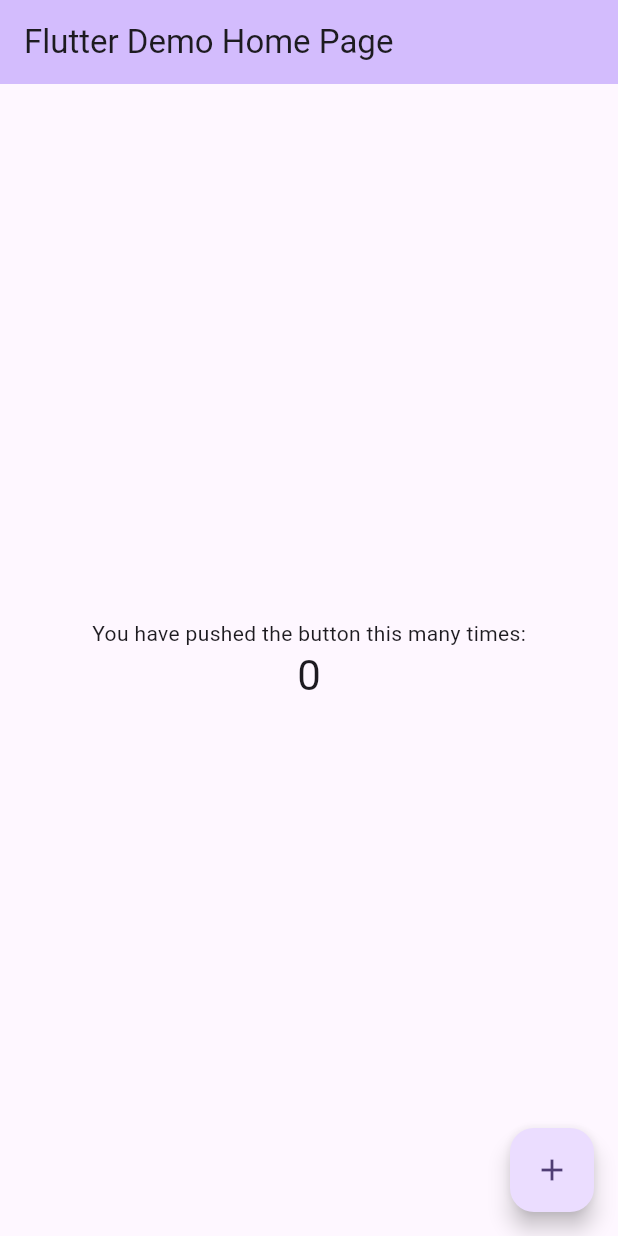
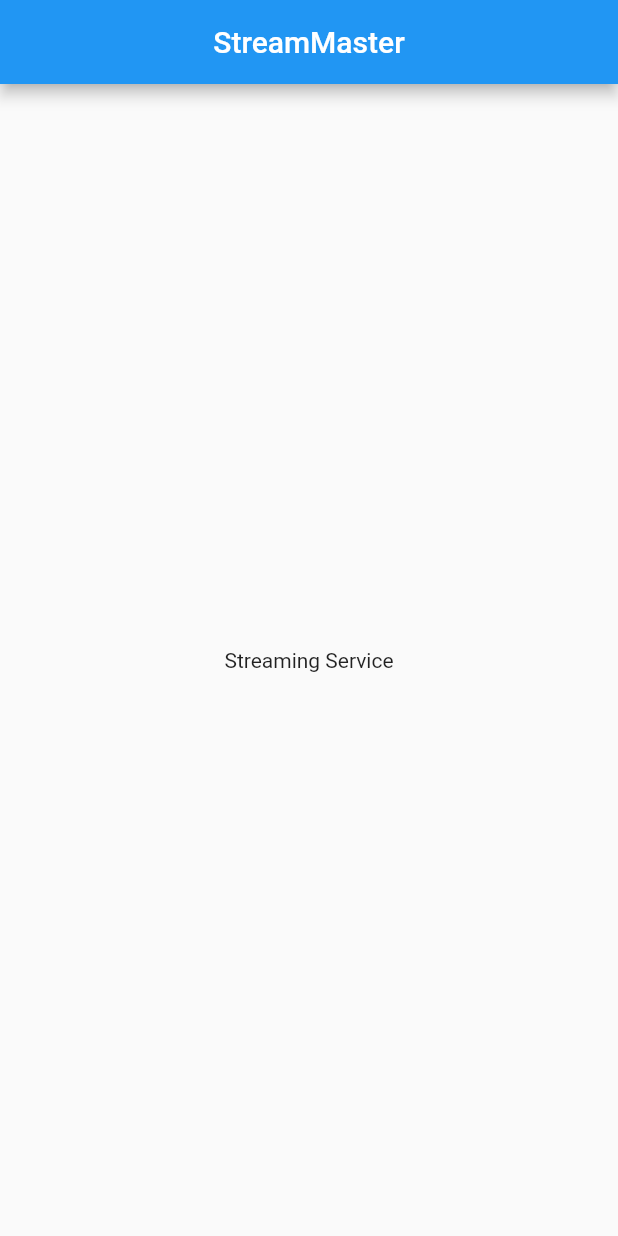
Before and after one commit to adelaykay/techwiz3-androidx, a Flutter app: the screen it shows after launch, on a phone screen of 412 x 824 dp. Run offline on Flutter 3.47's test engine with Material 2 defaults, Android fonts, the phone set to English and light mode, and no system bars; our stand-ins replace firebase_core; accounts and stored records are empty; generated files the repository leaves out were written again.

Commit message:
Setup home

```diff
--- a/the_app/lib/main.dart
+++ b/the_app/lib/main.dart
@@ -11,121 +11,34 @@
 }
 
 class MyApp extends StatelessWidget {
-  const MyApp({super.key});
+  const MyApp({Key? key}) : super(key: key);
 
-  // This widget is the root of your application.
   @override
   Widget build(BuildContext context) {
     return MaterialApp(
-      title: 'Flutter Demo',
-      theme: ThemeData(
-        // This is the theme of your application.
-        //
-        // TRY THIS: Try running your application with "flutter run". You'll see
-        // the application has a blue toolbar. Then, without quitting the app,
-        // try changing the seedColor in the colorScheme below to Colors.green
-        // and then invoke "hot reload" (save your changes or press the "hot
-        // reload" button in a Flutter-supported IDE, or press "r" if you used
-        // the command line to start the app).
-        //
-        // Notice that the counter didn't reset back to zero; the application
-        // state is not lost during the reload. To reset the state, use hot
-        // restart instead.
-        //
-        // This works for code too, not just values: Most code changes can be
-        // tested with just a hot reload.
-        colorScheme: ColorScheme.fromSeed(seedColor: Colors.deepPurple),
-        useMaterial3: true,
-      ),
-      home: const MyHomePage(title: 'Flutter Demo Home Page'),
+      home: Home()
     );
   }
 }
 
-class MyHomePage extends StatefulWidget {
-  const MyHomePage({super.key, required this.title});
-
-  // This widget is the home page of your application. It is stateful, meaning
-  // that it has a State object (defined below) that contains fields that affect
-  // how it looks.
-
-  // This class is the configuration for the state. It holds the values (in this
-  // case the title) provided by the parent (in this case the App widget) and
-  // used by the build method of the State. Fields in a Widget subclass are
-  // always marked "final".
-
-  final String title;
+class Home extends StatefulWidget {
+  const Home({Key? key}) : super(key: key);
 
   @override
-  State<MyHomePage> createState() => _MyHomePageState();
+  State<Home> createState() => _HomeState();
 }
 
-class _MyHomePageState extends State<MyHomePage> {
-  int _counter = 0;
-
-  void _incrementCounter() {
-    setState(() {
-      // This call to setState tells the Flutter framework that something has
-      // changed in this State, which causes it to rerun the build method below
-      // so that the display can reflect the updated values. If we changed
-      // _counter without calling setState(), then the build method would not be
-      // called again, and so nothing would appear to happen.
-      _counter++;
-    });
-  }
-
+class _HomeState extends State<Home> {
   @override
   Widget build(BuildContext context) {
-    // This method is rerun every time setState is called, for instance as done
-    // by the _incrementCounter method above.
-    //
-    // The Flutter framework has been optimized to make rerunning build methods
-    // fast, so that you can just rebuild anything that needs updating rather
-    // than having to individually change instances of widgets.
     return Scaffold(
       appBar: AppBar(
-        // TRY THIS: Try changing the color here to a specific color (to
-        // Colors.amber, perhaps?) and trigger a hot reload to see the AppBar
-        // change color while the other colors stay the same.
-        backgroundColor: Theme.of(context).colorScheme.inversePrimary,
-        // Here we take the value from the MyHomePage object that was created by
-        // the App.build method, and use it to set our appbar title.
-        title: Text(widget.title),
+        title: Text('StreamMaster'),
+        centerTitle: true,
       ),
       body: Center(
-        // Center is a layout widget. It takes a single child and positions it
-        // in the middle of the parent.
-        child: Column(
-          // Column is also a layout widget. It takes a list of children and
-          // arranges them vertically. By default, it sizes itself to fit its
-          // children horizontally, and tries to be as tall as its parent.
-          //
-          // Column has various properties to control how it sizes itself and
-          // how it positions its children. Here we use mainAxisAlignment to
-          // center the children vertically; the main axis here is the vertical
-          // axis because Columns are vertical (the cross axis would be
-          // horizontal).
-          //
-          // TRY THIS: Invoke "debug painting" (choose the "Toggle Debug Paint"
-          // action in the IDE, or press "p" in the console), to see the
-          // wireframe for each widget.
-          mainAxisAlignment: MainAxisAlignment.center,
-          children: <Widget>[
-            const Text(
-              'You have pushed the button this many times:',
-            ),
-            Text(
-              '$_counter',
-              style: Theme.of(context).textTheme.headlineMedium,
-            ),
-          ],
-        ),
+        child: Text('Streaming Service'),
       ),
-      floatingActionButton: FloatingActionButton(
-        onPressed: _incrementCounter,
-        tooltip: 'Increment',
-        child: const Icon(Icons.add),
-      ), // This trailing comma makes auto-formatting nicer for build methods.
-    );
+    );;
   }
 }
```
